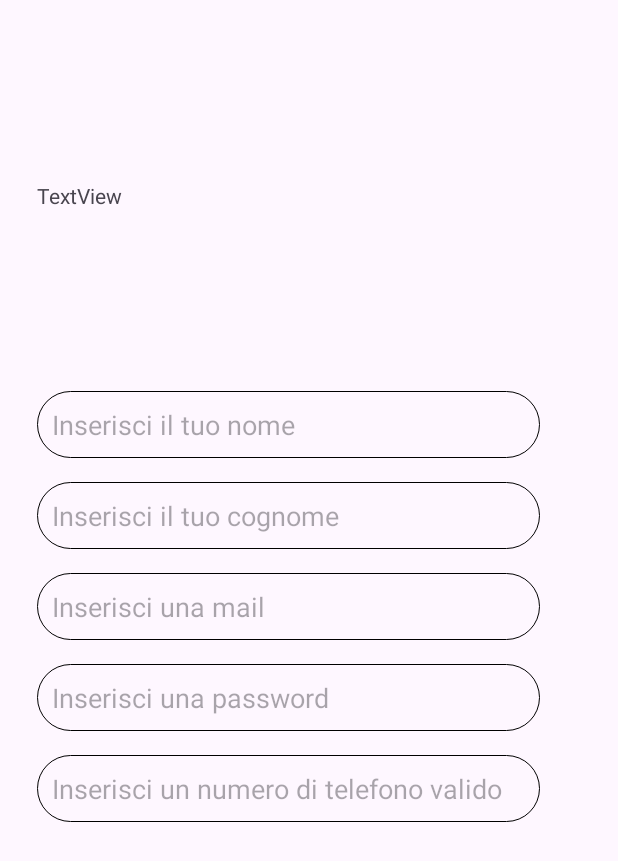
After one commit to giuseppe2028/NewsAppKotlin, an Android app: the fragment RegisterFragment shown on its own in the app's theme, on a phone screen of 412 x 824 dp. The commit adds this screen. Shown: the top 861 px of the screen. Run offline under Robolectric (Android 15) with nearby library versions, the phone set to English and light mode, and no system bars.

Commit message:
Interfaccia Login Iniziata

```diff
--- /dev/null
+++ b/app/src/main/java/com/example/newsappkotlin/View/Fragments/RegisterFragment.kt
@@ -0,0 +1,63 @@
+package com.example.newsappkotlin.View.Fragments
+
+import android.os.Bundle
+import androidx.fragment.app.Fragment
+import android.view.LayoutInflater
+import android.view.View
+import android.view.ViewGroup
+import com.example.newsappkotlin.R
+import com.example.newsappkotlin.databinding.FragmentRegisterBinding
+
+// TODO: Rename parameter arguments, choose names that match
+// the fragment initialization parameters, e.g. ARG_ITEM_NUMBER
+private const val ARG_PARAM1 = "param1"
+private const val ARG_PARAM2 = "param2"
+
+/**
+ * A simple [Fragment] subclass.
+ * Use the [RegisterFragment.newInstance] factory method to
+ * create an instance of this fragment.
+ */
+class RegisterFragment : Fragment() {
+    private lateinit var binding:FragmentRegisterBinding
+    // TODO: Rename and change types of parameters
+    private var param1: String? = null
+    private var param2: String? = null
+
+    override fun onCreate(savedInstanceState: Bundle?) {
+        super.onCreate(savedInstanceState)
+        arguments?.let {
+            param1 = it.getString(ARG_PARAM1)
+            param2 = it.getString(ARG_PARAM2)
+        }
+    }
+
+    override fun onCreateView(
+        inflater: LayoutInflater, container: ViewGroup?,
+        savedInstanceState: Bundle?
+    ): View{
+        binding = FragmentRegisterBinding.inflate(layoutInflater)
+        // Inflate the layout for this fragment
+        return binding.root
+    }
+
+    companion object {
+        /**
+         * Use this factory method to create a new instance of
+         * this fragment using the provided parameters.
+         *
+         * @param param1 Parameter 1.
+         * @param param2 Parameter 2.
+         * @return A new instance of fragment RegisterFragment.
+         */
+        // TODO: Rename and change types and number of parameters
+        @JvmStatic
+        fun newInstance(param1: String, param2: String) =
+            RegisterFragment().apply {
+                arguments = Bundle().apply {
+                    putString(ARG_PARAM1, param1)
+                    putString(ARG_PARAM2, param2)
+                }
+            }
+    }
+}
--- a/app/src/main/res/layout/fragment_login.xml
+++ b/app/src/main/res/layout/fragment_login.xml
@@ -63,12 +63,14 @@
             android:text="@string/notaccont" />
 
         <TextView
-            android:id="@+id/textView"
+            android:id="@+id/registrati"
             android:layout_width="wrap_content"
             android:layout_height="match_parent"
             android:layout_marginLeft="10dp"
+            android:clickable="true"
             android:text="@string/signup"
             android:textAllCaps="false"
+            android:textColor="@color/colorTextCliccable"
             android:textStyle="italic" />
 
     </LinearLayout>
--- /dev/null
+++ b/app/src/main/res/layout/fragment_register.xml
@@ -0,0 +1,119 @@
+<?xml version="1.0" encoding="utf-8"?>
+<androidx.constraintlayout.widget.ConstraintLayout xmlns:android="http://schemas.android.com/apk/res/android"
+    xmlns:app="http://schemas.android.com/apk/res-auto"
+    xmlns:tools="http://schemas.android.com/tools"
+    android:layout_width="match_parent"
+    android:layout_height="match_parent"
+    tools:context=".View.Fragments.RegisterFragment">
+
+    <androidx.constraintlayout.widget.Guideline
+        android:id="@+id/guideline7"
+        android:layout_width="wrap_content"
+        android:layout_height="wrap_content"
+        android:layout_marginStart="411dp"
+        android:layout_marginEnd="822dp"
+        android:orientation="vertical"
+        app:layout_constraintEnd_toEndOf="parent"
+        app:layout_constraintGuide_begin="25dp"
+        app:layout_constraintStart_toStartOf="parent" />
+
+    <androidx.constraintlayout.widget.Guideline
+        android:id="@+id/guideline8"
+        android:layout_width="wrap_content"
+        android:layout_height="wrap_content"
+        android:orientation="vertical"
+        app:layout_constraintEnd_toEndOf="parent"
+        app:layout_constraintGuide_begin="360dp"
+        app:layout_constraintStart_toStartOf="parent" />
+
+    <TextView
+        android:id="@+id/textView"
+        android:layout_width="0dp"
+        android:layout_height="wrap_content"
+        android:text="TextView"
+        app:layout_constraintBottom_toTopOf="@+id/Nome"
+        app:layout_constraintEnd_toStartOf="@+id/guideline8"
+        app:layout_constraintStart_toStartOf="@+id/guideline7"
+        app:layout_constraintTop_toTopOf="parent" />
+
+    <EditText
+        android:id="@+id/Nome"
+        android:layout_width="0dp"
+        android:layout_height="wrap_content"
+        android:layout_marginBottom="16dp"
+        android:background="@drawable/border_text_edit"
+        android:ems="10"
+        android:hint="@string/InsNome"
+        android:inputType="text"
+        android:paddingVertical="10dp"
+        android:paddingLeft="10dp"
+        app:layout_constraintBottom_toTopOf="@+id/Cognome"
+        app:layout_constraintEnd_toStartOf="@+id/guideline8"
+        app:layout_constraintStart_toStartOf="@+id/guideline7"
+        app:layout_constraintTop_toTopOf="parent"
+        app:layout_constraintVertical_chainStyle="packed" />
+
+    <EditText
+        android:id="@+id/Cognome"
+        android:layout_width="0dp"
+        android:layout_height="wrap_content"
+        android:layout_marginBottom="16dp"
+        android:background="@drawable/border_text_edit"
+        android:ems="10"
+        android:hint="@string/InsCognome"
+        android:inputType="text"
+        android:paddingVertical="10dp"
+        android:paddingLeft="10dp"
+        app:layout_constraintBottom_toTopOf="@+id/Mail"
+        app:layout_constraintEnd_toStartOf="@+id/guideline8"
+        app:layout_constraintStart_toStartOf="@+id/guideline7"
+        app:layout_constraintTop_toBottomOf="@+id/Nome" />
+
+    <EditText
+        android:id="@+id/Mail"
+        android:layout_width="0dp"
+        android:layout_height="wrap_content"
+        android:layout_marginBottom="16dp"
+        android:background="@drawable/border_text_edit"
+        android:ems="10"
+        android:hint="@string/InsMail"
+        android:inputType="text"
+        android:paddingVertical="10dp"
+        android:paddingLeft="10dp"
+        app:layout_constraintBottom_toTopOf="@+id/Password"
+        app:layout_constraintEnd_toStartOf="@+id/guideline8"
+        app:layout_constraintStart_toStartOf="@+id/guideline7"
+        app:layout_constraintTop_toBottomOf="@+id/Cognome" />
+
+    <EditText
+        android:id="@+id/Password"
+        android:layout_width="0dp"
+        android:layout_height="wrap_content"
+        android:layout_marginBottom="16dp"
+        android:background="@drawable/border_text_edit"
+        android:ems="10"
+        android:hint="@string/InsPass"
+        android:inputType="text"
+        android:paddingVertical="10dp"
+        android:paddingLeft="10dp"
+        app:layout_constraintBottom_toTopOf="@+id/NumTelefono"
+        app:layout_constraintEnd_toStartOf="@+id/guideline8"
+        app:layout_constraintStart_toStartOf="@+id/guideline7"
+        app:layout_constraintTop_toBottomOf="@+id/Mail" />
+
+    <EditText
+        android:id="@+id/NumTelefono"
+        android:layout_width="0dp"
+        android:layout_height="wrap_content"
+        android:layout_marginBottom="16dp"
+        android:background="@drawable/border_text_edit"
+        android:ems="10"
+        android:hint="@string/InsNumCell"
+        android:inputType="phone"
+        android:paddingVertical="10dp"
+        android:paddingLeft="10dp"
+        app:layout_constraintBottom_toBottomOf="parent"
+        app:layout_constraintEnd_toStartOf="@+id/guideline8"
+        app:layout_constraintStart_toStartOf="@+id/guideline7"
+        app:layout_constraintTop_toBottomOf="@+id/Password" />
+</androidx.constraintlayout.widget.ConstraintLayout>
--- a/app/src/main/res/values/colors.xml
+++ b/app/src/main/res/values/colors.xml
@@ -3,4 +3,5 @@
     <color name="black">#FF000000</color>
     <color name="white">#FFFFFFFF</color>
     <color name="colorsBackgroundHome">#8DBBF8</color>
+    <color name="colorTextCliccable">#2B84FA</color>
 </resources>
--- a/app/src/main/res/values/strings.xml
+++ b/app/src/main/res/values/strings.xml
@@ -17,5 +17,10 @@
     <string name="enterPassword">Enter your password</string>
     <string name="login">Login</string>
     <string name="notaccont">Non hai un account?</string>
-    <string name="signup">Registrati</string>
+    <string name="signup"><u>Registrati</u></string>
+    <string name="InsNome">Inserisci il tuo nome</string>
+    <string name="InsCognome">Inserisci il tuo cognome</string>
+    <string name="InsPass">Inserisci una password</string>
+    <string name="InsMail">Inserisci una mail</string>
+    <string name="InsNumCell">Inserisci un numero di telefono valido</string>
 </resources>
```
